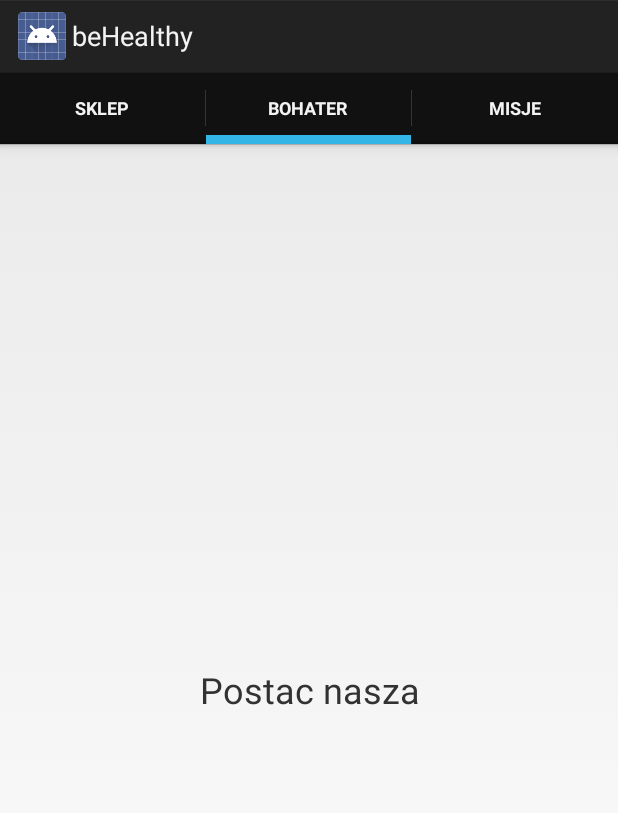
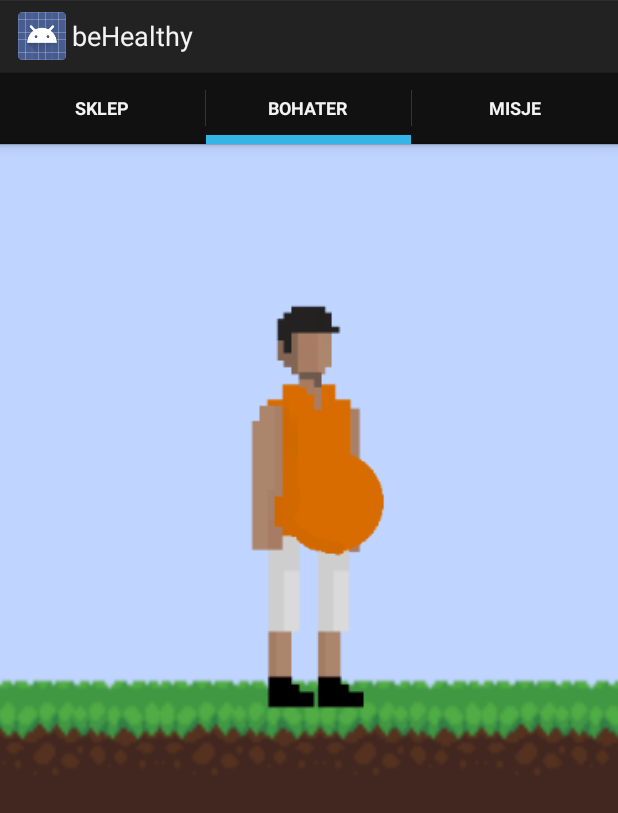
Before and after one commit to m-radzikowski/behealthy-mobile, an Android app: the screen it shows after launch (MainActivity), on a phone screen of 412 x 824 dp. Shown: the top 813 px of the screen. Run offline under Robolectric (Android 15) with nearby library versions, the phone set to English and light mode, and no system bars.

Commit message:
added hero fragment, added hero image

```diff
--- a/app/src/main/java/com/sample/behealthy/Fragments/HeroFragment.java
+++ b/app/src/main/java/com/sample/behealthy/Fragments/HeroFragment.java
@@ -11,14 +11,10 @@ import com.sample.behealthy.R;
 
 public class HeroFragment extends Fragment {
 
-
 	@Override
 	public View onCreateView(LayoutInflater inflater, ViewGroup container,
 	                         Bundle savedInstanceState) {
-		View rootView = inflater.inflate(R.layout.fragment_section_dummy, container, false);
-		Bundle args = getArguments();
-		((TextView) rootView.findViewById(android.R.id.text1)).setText(
-			getString(R.string.dummy_section_text));
+		View rootView = inflater.inflate(R.layout.fragment_hero, container, false);
 		return rootView;
 	}
 }
--- a/app/src/main/java/com/sample/behealthy/Fragments/QuestsFragment.java
+++ b/app/src/main/java/com/sample/behealthy/Fragments/QuestsFragment.java
@@ -12,14 +12,10 @@ import com.sample.behealthy.R;
 
 public class QuestsFragment extends Fragment {
 
-
 	@Override
 	public View onCreateView(LayoutInflater inflater, ViewGroup container,
 	                         Bundle savedInstanceState) {
-		View rootView = inflater.inflate(R.layout.fragment_section_dummy, container, false);
-		Bundle args = getArguments();
-		((TextView) rootView.findViewById(android.R.id.text1)).setText(
-			getString(R.string.quest_section));
+		View rootView = inflater.inflate(R.layout.fragment_collection_object, container, false);
 		return rootView;
 	}
 }
--- /dev/null
+++ b/app/src/main/res/layout/fragment_hero.xml
@@ -0,0 +1,16 @@
+<FrameLayout xmlns:android="http://schemas.android.com/apk/res/android"
+    xmlns:app="http://schemas.android.com/apk/res-auto"
+    android:layout_width="match_parent"
+    android:layout_height="match_parent"
+    android:background="@drawable/background">
+
+
+    <ImageView
+        android:id="@+id/hero_icon"
+        android:layout_width="300dp"
+        android:layout_height="300dp"
+        android:layout_gravity="center"
+        android:layout_marginTop="-120dp"
+        android:src="@drawable/character_fat" />
+
+</FrameLayout>
--- a/app/src/main/res/layout/fragment_section_dummy.xml
+++ /dev/null
@@ -1,23 +0,0 @@
-<!--
-  Copyright 2012 The Android Open Source Project
-
-  Licensed under the Apache License, Version 2.0 (the "License");
-  you may not use this file except in compliance with the License.
-  You may obtain a copy of the License at
-
-      http://www.apache.org/licenses/LICENSE-2.0
-
-  Unless required by applicable law or agreed to in writing, software
-  distributed under the License is distributed on an "AS IS" BASIS,
-  WITHOUT WARRANTIES OR CONDITIONS OF ANY KIND, either express or implied.
-  See the License for the specific language governing permissions and
-  limitations under the License.
-  -->
-
-<TextView xmlns:android="http://schemas.android.com/apk/res/android"
-    android:id="@android:id/text1"
-    android:layout_width="match_parent"
-    android:layout_height="match_parent"
-    android:gravity="center"
-    android:textSize="24sp"
-    android:padding="32dp" />
```
Also changed, not shown: app/src/main/res/drawable-xhdpi/character_fat.png (added).
